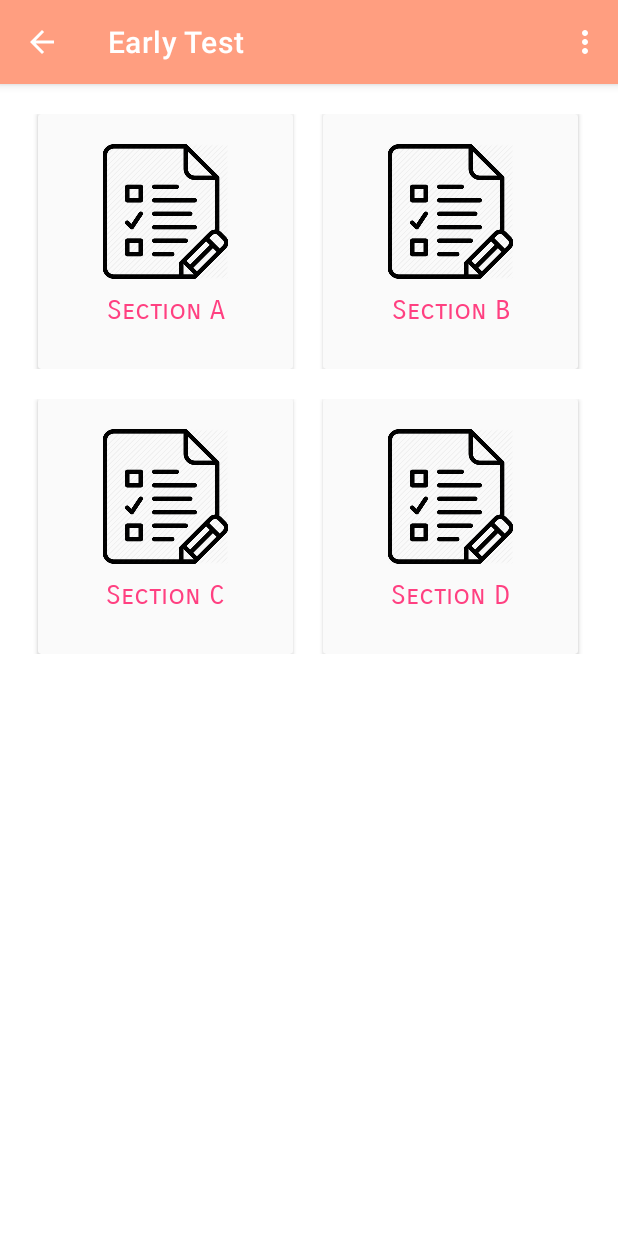
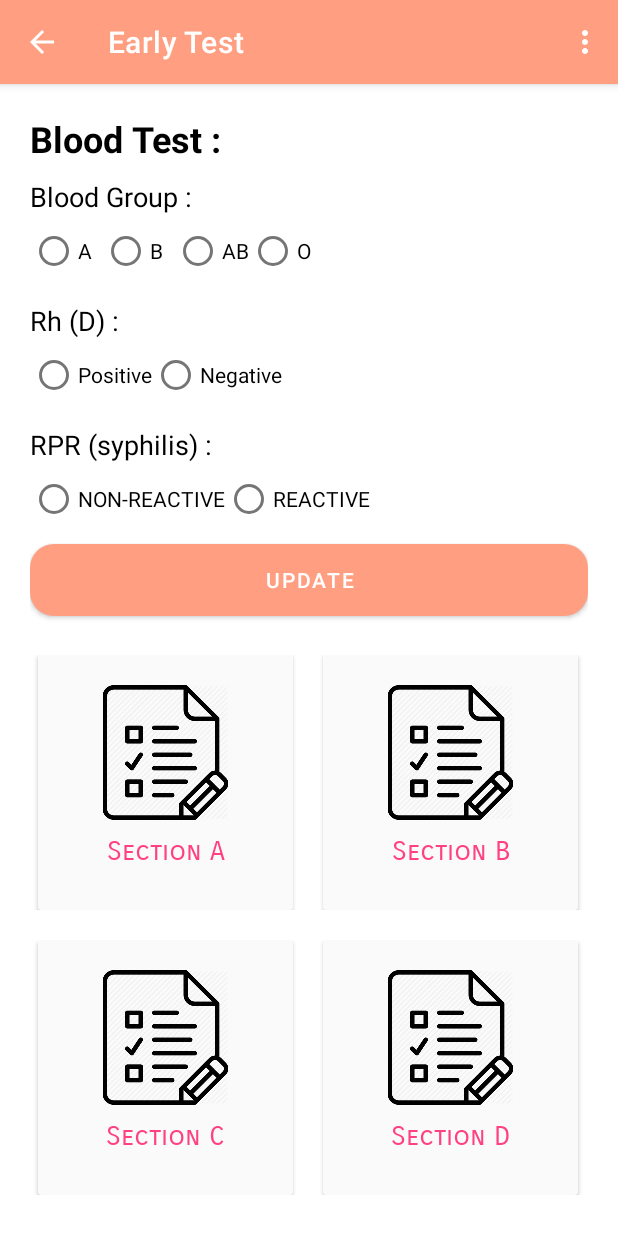
Before and after one commit to Jiaenong/MommyHealthApp, an Android app: the EarlyTestActivity screen opened directly, with no data from a screen before it, on a phone screen of 412 x 824 dp. Run offline under Robolectric (Android 15) with nearby library versions, the light colour scheme and no system bars.

Commit message:
modify front end

```diff
--- a/app/src/main/res/layout/activity_early_test.xml
+++ b/app/src/main/res/layout/activity_early_test.xml
@@ -14,7 +14,122 @@
         <androidx.appcompat.widget.LinearLayoutCompat
             android:layout_width="match_parent"
             android:layout_height="wrap_content"
-            android:layout_marginTop="20dp"
+            android:padding="20dp"
+            android:orientation="vertical">
+
+            <TextView
+                android:id="@+id/textView10"
+                android:layout_width="wrap_content"
+                android:layout_height="wrap_content"
+                android:text="@string/bloodtest_result"
+                android:textColor="@color/design_default_color_on_secondary"
+                android:textSize="24sp"
+                android:textStyle="bold" />
+
+            <TextView
+                android:id="@+id/textView11"
+                android:layout_width="wrap_content"
+                android:layout_height="wrap_content"
+                android:layout_marginTop="10dp"
+                android:text="@string/blood_group"
+                android:textColor="@color/design_default_color_on_secondary"
+                android:textSize="18sp" />
+
+            <RadioGroup
+                android:layout_width="wrap_content"
+                android:layout_height="wrap_content"
+                android:orientation="horizontal">
+
+                <RadioButton
+                    android:id="@+id/radioButton"
+                    android:layout_width="match_parent"
+                    android:layout_height="wrap_content"
+                    android:text="@string/blood_type_a" />
+
+                <RadioButton
+                    android:id="@+id/radioButton2"
+                    android:layout_width="match_parent"
+                    android:layout_height="wrap_content"
+                    android:text="@string/blood_type_B" />
+
+                <RadioButton
+                    android:id="@+id/radioButton3"
+                    android:layout_width="match_parent"
+                    android:layout_height="wrap_content"
+                    android:text="@string/blood_type_ab" />
+
+                <RadioButton
+                    android:id="@+id/radioButton4"
+                    android:layout_width="match_parent"
+                    android:layout_height="wrap_content"
+                    android:text="@string/blood_type_O" />
+            </RadioGroup>
+
+            <TextView
+                android:layout_width="wrap_content"
+                android:layout_height="wrap_content"
+                android:layout_marginTop="10dp"
+                android:text="@string/rhd"
+                android:textColor="@color/design_default_color_on_secondary"
+                android:textSize="18sp" />
+
+            <RadioGroup
+                android:layout_width="wrap_content"
+                android:layout_height="wrap_content"
+                android:orientation="horizontal">
+
+                <RadioButton
+                    android:id="@+id/radioButton5"
+                    android:layout_width="match_parent"
+                    android:layout_height="wrap_content"
+                    android:text="@string/rhd_type_positive" />
+
+                <RadioButton
+                    android:id="@+id/radioButton6"
+                    android:layout_width="match_parent"
+                    android:layout_height="wrap_content"
+                    android:text="@string/rhd_type_negative" />
+            </RadioGroup>
+
+            <TextView
+                android:id="@+id/textView12"
+                android:layout_width="wrap_content"
+                android:layout_height="wrap_content"
+                android:layout_marginTop="10dp"
+                android:text="@string/rpr"
+                android:textColor="@color/design_default_color_on_secondary"
+                android:textSize="18sp" />
+
+            <RadioGroup
+                android:layout_width="wrap_content"
+                android:layout_height="wrap_content"
+                android:orientation="horizontal">
+
+                <RadioButton
+                    android:id="@+id/radioButton7"
+                    android:layout_width="match_parent"
+                    android:layout_height="wrap_content"
+                    android:text="@string/rpr_type_nonreactive" />
+
+                <RadioButton
+                    android:id="@+id/radioButton8"
+                    android:layout_width="match_parent"
+                    android:layout_height="wrap_content"
+                    android:text="@string/rpr_type_reactive" />
+            </RadioGroup>
+
+            <Button
+                style="@style/Button"
+                android:layout_width="match_parent"
+                android:layout_height="60dp"
+                android:text="@string/update"
+                app:cornerRadius="16dp" />
+
+        </androidx.appcompat.widget.LinearLayoutCompat>
+
+        <androidx.appcompat.widget.LinearLayoutCompat
+            android:layout_width="match_parent"
+            android:layout_height="wrap_content"
             android:orientation="horizontal">
 
             <androidx.cardview.widget.CardView
--- a/app/src/main/res/values/strings.xml
+++ b/app/src/main/res/values/strings.xml
@@ -85,4 +85,17 @@
     <string name="bahagian_D">Section D</string>
     <string name="mommy_status">Mommy Status</string>
     <string name="status">Status :</string>
+    <string name="bloodtest_result">Blood Test :</string>
+    <string name="blood_group">Blood Group :</string>
+    <string name="blood_type_a">A</string>
+    <string name="blood_type_B">B</string>
+    <string name="blood_type_ab">AB</string>
+    <string name="blood_type_O">O</string>
+    <string name="rhd">Rh (D) :</string>
+    <string name="rhd_type_positive">Positive</string>
+    <string name="rhd_type_negative">Negative</string>
+    <string name="rpr">RPR (syphilis) :</string>
+    <string name="rpr_type_nonreactive">NON-REACTIVE</string>
+    <string name="rpr_type_reactive">REACTIVE</string>
+
 </resources>
```
